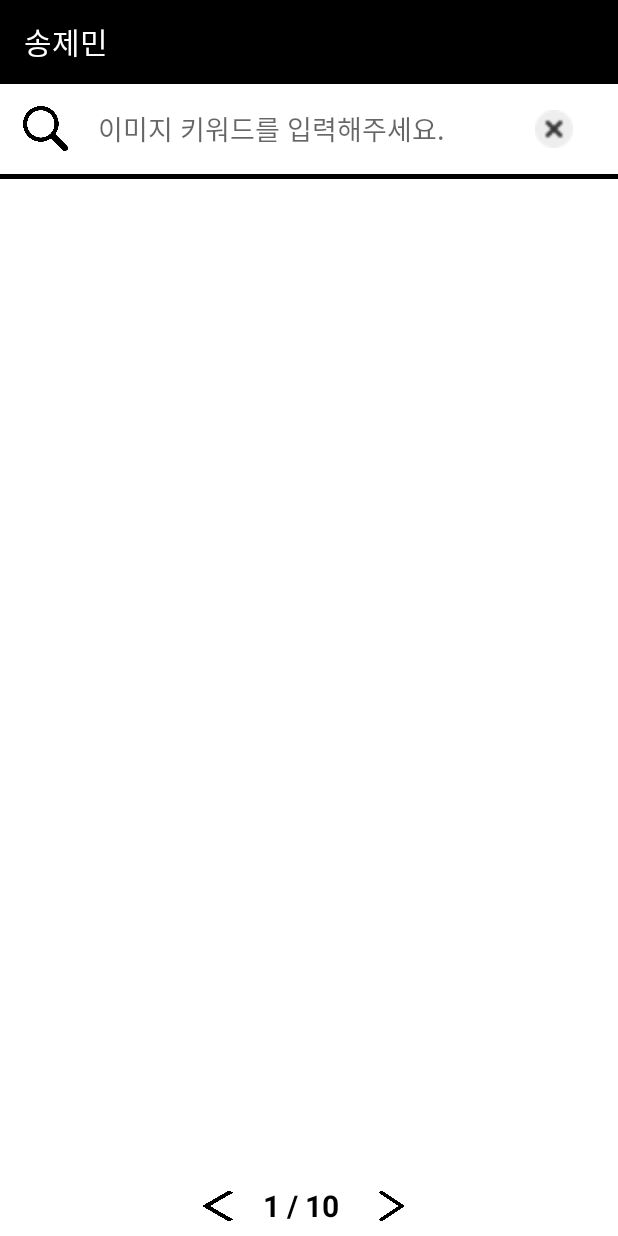
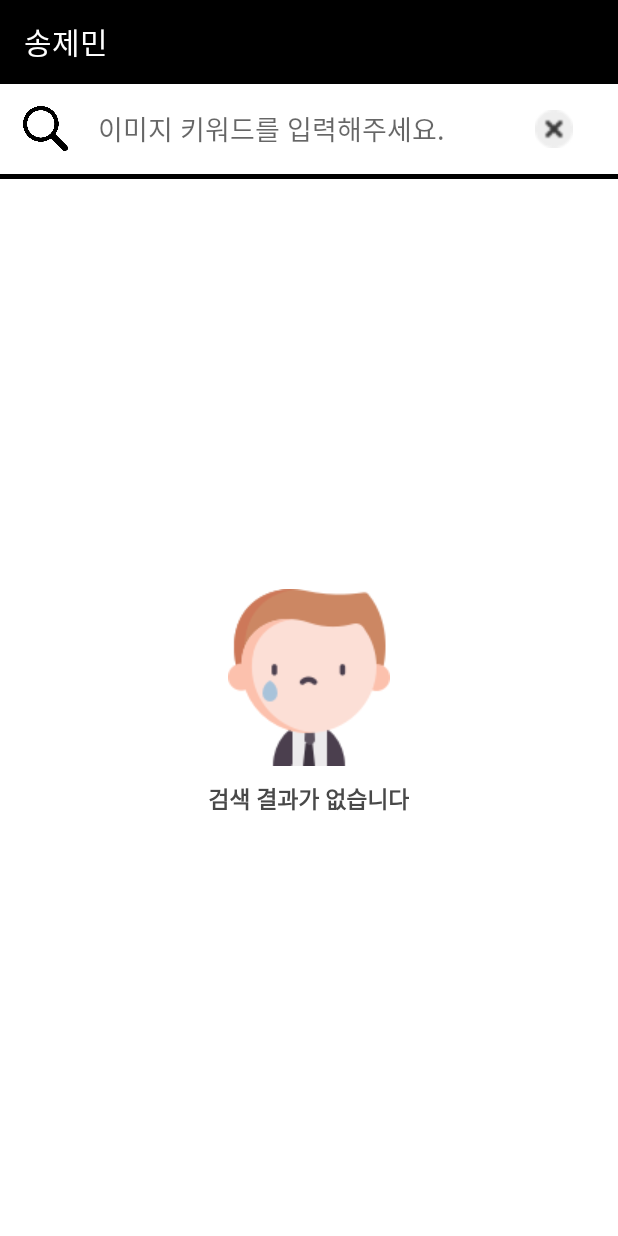
Before and after one commit to SongJemin/ImageSearchApp, an Android app: the screen it shows after launch (MainActivity), after a tap on an icon or button, on a phone screen of 412 x 824 dp. Run offline under Robolectric (Android 15) with nearby library versions, the phone set to English and light mode, and no system bars; our stand-ins replace Room's generated code, RxJava, data binding; network calls fail; pictures from the network do not load.

Commit message:
Solve no_data from document && Fix all_page_num

```diff
--- a/app/src/main/java/com/jem/imagesearchapp/ui/main/MainActivity.kt
+++ b/app/src/main/java/com/jem/imagesearchapp/ui/main/MainActivity.kt
@@ -45,6 +45,7 @@ class MainActivity : BaseActivity<ActivityMainBinding>(){
     var date = SimpleDateFormat("yyyyMMdd");
     var count = 1
     var pageNum = 0
+    var checkFlag : Boolean = false
 
     var inputData : String = ""
 
@@ -128,11 +129,19 @@ class MainActivity : BaseActivity<ActivityMainBinding>(){
 
     fun initDataBinding() {
         viewModel!!.imageSearchLiveData.observe(this, Observer {
-            pageNum = it.meta.pageable_count
-            main_page_all_num_tv.text = " / " + pageNum.toString()
-            imageSearchAdapter!!.update(it.documents)
-//            imageSearchAdapter.notifyDataSetChanged()
-
+            if(it.documents.size == 0){
+               main_no_data_rl.visibility = View.VISIBLE
+                main_search_history_rl.visibility = View.GONE
+                main_page_num_rl.visibility = View.GONE
+                main_image_list_recycler.visibility = View.GONE
+            }
+            else{
+                if(count == 1){
+                    pageNum = (it.meta.pageable_count / 80) + 1
+                }
+                main_page_all_num_tv.text = " / " + pageNum.toString()
+                imageSearchAdapter!!.update(it.documents)
+            }
         })
     }
 
@@ -184,6 +193,7 @@ class MainActivity : BaseActivity<ActivityMainBinding>(){
     }
 
     fun insertData(inputData : String){
+        checkFlag = true
         count = 1
         main_page_num_tv.text = count.toString()
 
@@ -197,7 +207,14 @@ class MainActivity : BaseActivity<ActivityMainBinding>(){
         viewModel!!.imageSearch(inputData, count)
         val searchData = SearchData(inputData, date.format(today))
         main_search_bar_edit.setText(inputData)
-        searchViewModel.insert(searchData)
+        if(!inputData.equals("")){
+            searchViewModel.insert(searchData)
+        }else{
+            main_no_data_rl.visibility = View.VISIBLE
+            main_search_history_rl.visibility = View.GONE
+            main_page_num_rl.visibility = View.GONE
+            main_image_list_recycler.visibility = View.GONE
+        }
         searchFocusFlag = false
     }
 
--- a/app/src/main/java/com/jem/imagesearchapp/viewmodel/MainViewModel.kt
+++ b/app/src/main/java/com/jem/imagesearchapp/viewmodel/MainViewModel.kt
@@ -22,7 +22,7 @@ class MainViewModel(val networkService: NetworkService) : BaseViewModel() {
             .observeOn(AndroidSchedulers.mainThread())
             .subscribe({
                 it.run{
-                    if (documents.size > 0) {
+                    if (documents.size >= 0) {
                         _imageSearchResponseLiveData.postValue(this)
                     }
                 }
--- a/app/src/main/res/layout/activity_main.xml
+++ b/app/src/main/res/layout/activity_main.xml
@@ -138,15 +138,29 @@
                     android:layout_height="match_parent">
 
                 <ImageView
+                        android:id="@+id/main_no_data_iv"
                         android:layout_width="wrap_content"
                         android:layout_height="wrap_content"
                         android:text="검색 결과가 없습니다!!"
                         android:textSize="15sp"
                         android:textColor="#484848"
                         android:textStyle="bold"
-                        android:src="@drawable/default_main"
+                        android:src="@drawable/no_data_img"
                         android:layout_centerHorizontal="true"
                         android:layout_centerVertical="true"
+                        />
+
+                <TextView
+                        android:layout_width="wrap_content"
+                        android:layout_height="wrap_content"
+                        android:text="검색 결과가 없습니다"
+                        android:textSize="15sp"
+                        android:textColor="#484848"
+                        android:textStyle="bold"
+                        android:layout_below="@+id/main_no_data_iv"
+                        android:layout_centerHorizontal="true"
+                        android:layout_centerVertical="true"
+                        android:layout_marginTop="10dp"
                         />
 
 
```
Also changed, not shown: app/src/main/res/drawable/no_data_img.png (added).
